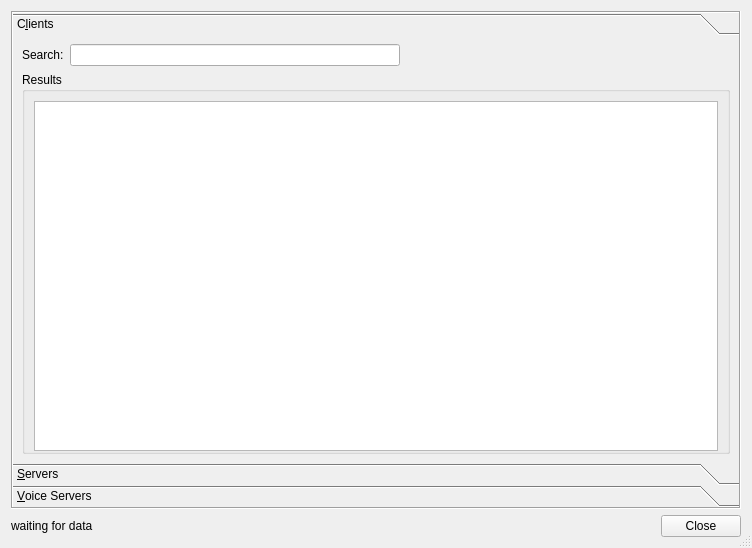
First picture: the form in QuteScoop/src/ListClientsDialog.ui, repository qutescoop/qutescoop, before the edit.
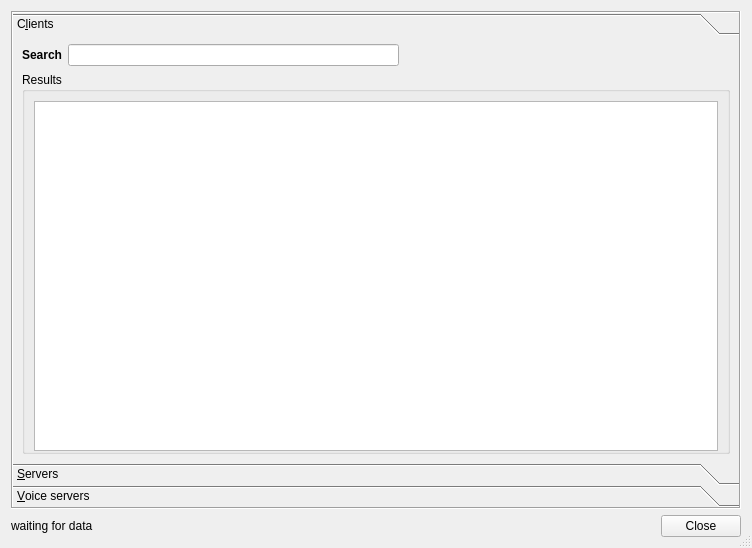
Second picture: the form after the edit. Icons and pictures are not drawn.

What changed in the file:
```diff
--- a/QuteScoop/src/ListClientsDialog.ui
+++ b/QuteScoop/src/ListClientsDialog.ui
@@ -41,7 +41,7 @@
         <x>0</x>
         <y>0</y>
         <width>732</width>
-        <height>404</height>
+        <height>418</height>
        </rect>
       </property>
       <attribute name="label">
@@ -59,8 +59,14 @@
          </item>
          <item row="0" column="0">
           <widget class="QLabel" name="label">
+           <property name="font">
+            <font>
+             <weight>75</weight>
+             <bold>true</bold>
+            </font>
+           </property>
            <property name="text">
-            <string>Search:</string>
+            <string>Search</string>
            </property>
            <property name="buddy">
             <cstring>editFilter</cstring>
@@ -210,7 +216,7 @@
        </rect>
       </property>
       <attribute name="label">
-       <string>&amp;Voice Servers</string>
+       <string>&amp;Voice servers</string>
       </attribute>
       <layout class="QVBoxLayout" name="verticalLayout_5">
        <item>
```
Left out of the diff: 10 changed lines with no effect on the pictures.
